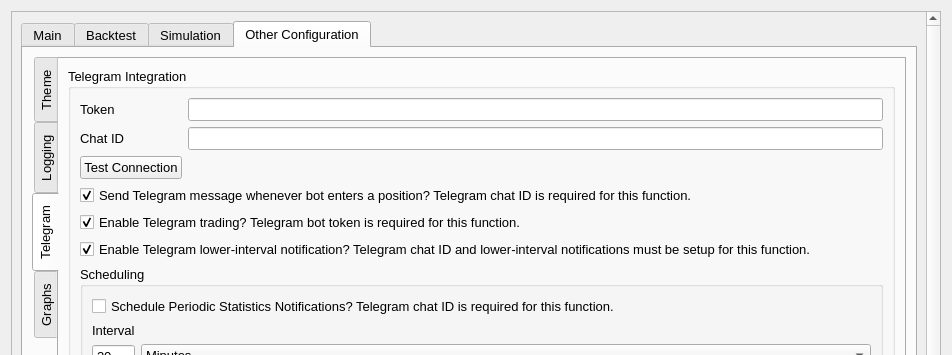
Old version of the form UI/configuration.ui in the repository ZENALC/algobot; both pictures show x 0 to 952 and y 0 to 355 of the 952 by 776 pixel window.
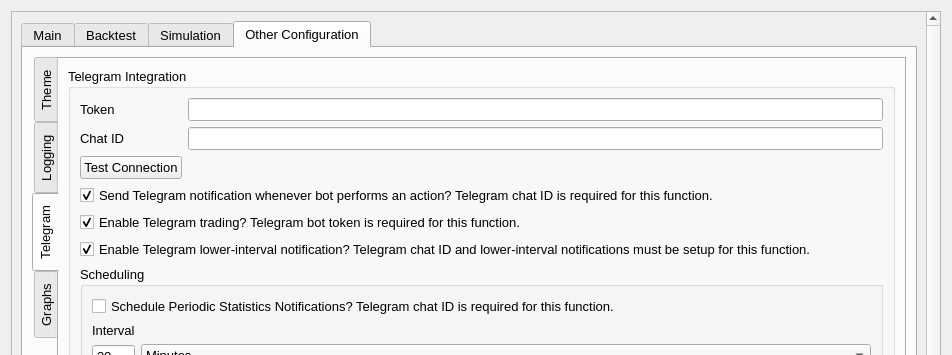
New version of the form.

Commit message: added ability to send all bot actions to telegram and a general purpose logger

What changed in the file:
```diff
--- a/UI/configuration.ui
+++ b/UI/configuration.ui
@@ -3444,7 +3444,7 @@
                   <item row="3" column="0" colspan="4">
                    <widget class="QCheckBox" name="enableTelegramSendMessage">
                     <property name="text">
-                     <string>Send Telegram message whenever bot enters a position? Telegram chat ID is required for this function.</string>
+                     <string>Send Telegram notification whenever bot performs an action? Telegram chat ID is required for this function.</string>
                     </property>
                     <property name="checked">
                      <bool>true</bool>
```
The commit also changes 1 other file.
